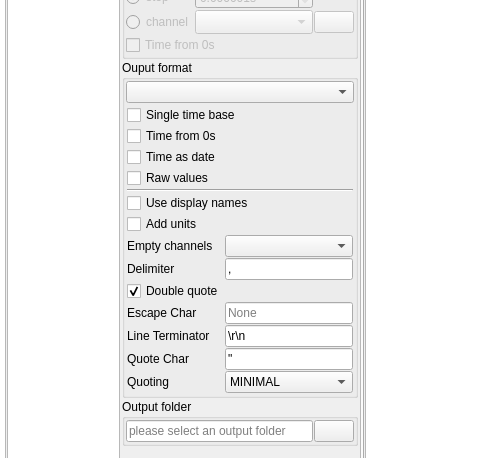
Above: src/asammdf/gui/ui/batch_widget.ui from danielhrisca/asammdf before the change; both pictures show x 187 to 667 and y 157 to 615 of the 828 by 718 pixel window. Below: the same form after it.
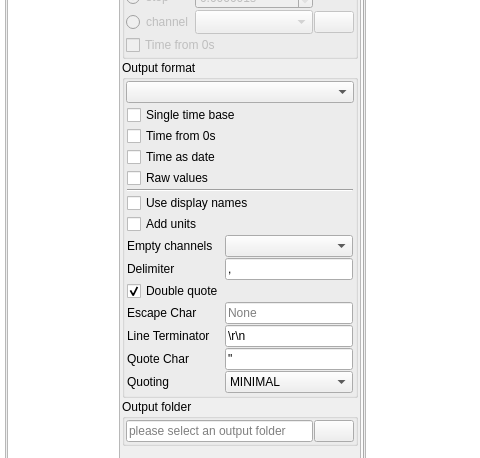
That is the form after the change. The open tabs and pages were chosen to show the change. Icons and pictures are not drawn. Custom widgets are drawn as their Qt base class.

What changed in the file:
```diff
--- a/src/asammdf/gui/ui/batch_widget.ui
+++ b/src/asammdf/gui/ui/batch_widget.ui
@@ -577,7 +577,7 @@
               <item>
                <widget class="QGroupBox" name="groupBox_11">
                 <property name="title">
-                 <string>Ouput format</string>
+                 <string>Output format</string>
                 </property>
                 <layout class="QVBoxLayout" name="verticalLayout_21">
                  <property name="spacing">
```
